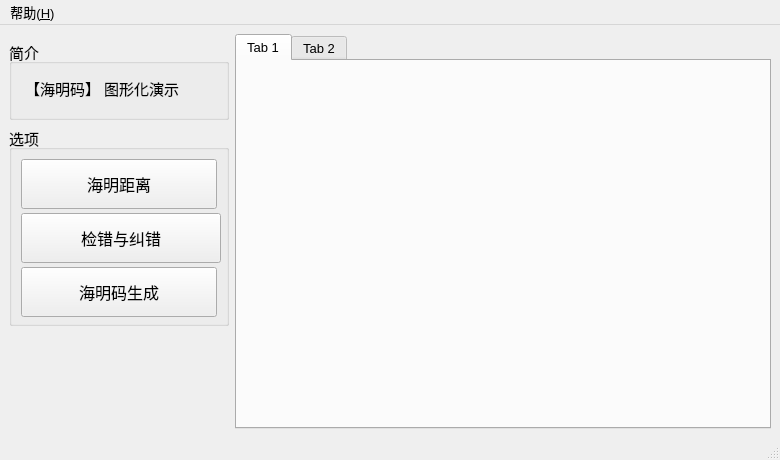
The window that forms/mainwindow.ui (FrancisOWO/HammingCode) describes before a commit, drawn with Qt 5.
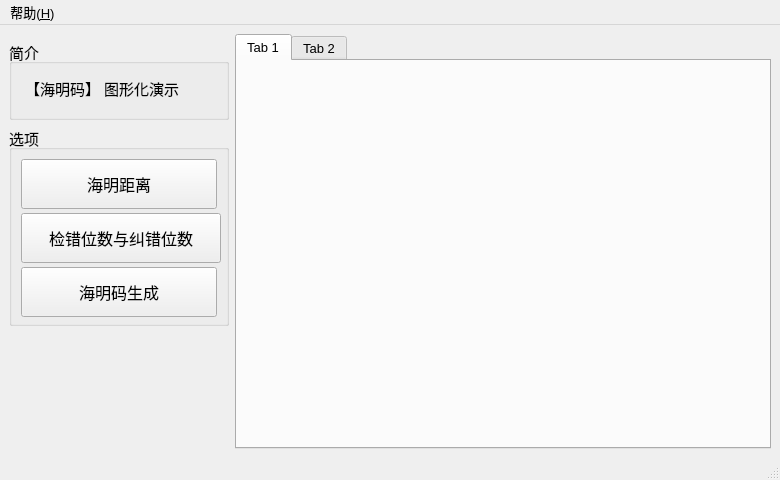
The same window after the commit.

Patch:
```diff
--- a/forms/mainwindow.ui
+++ b/forms/mainwindow.ui
@@ -7,7 +7,7 @@
     <x>0</x>
     <y>0</y>
     <width>780</width>
-    <height>460</height>
+    <height>480</height>
    </rect>
   </property>
   <property name="minimumSize">
@@ -186,7 +186,7 @@
           </font>
          </property>
          <property name="text">
-          <string>检错与纠错</string>
+          <string>检错位数与纠错位数</string>
          </property>
         </widget>
        </item>
```
